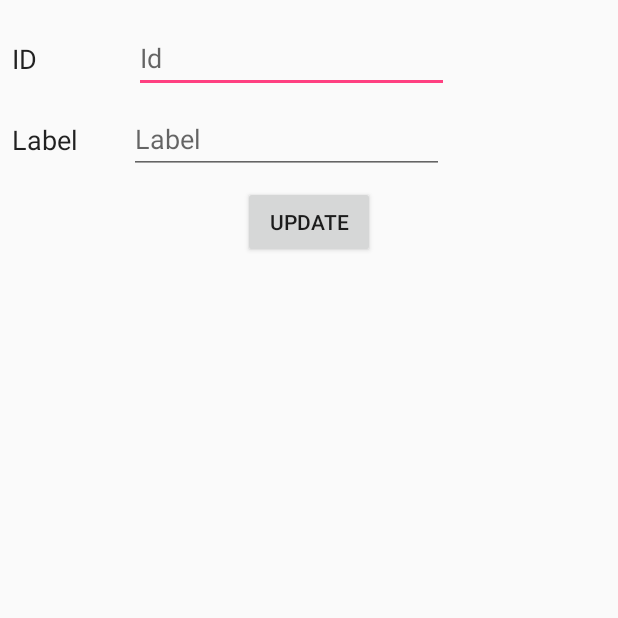
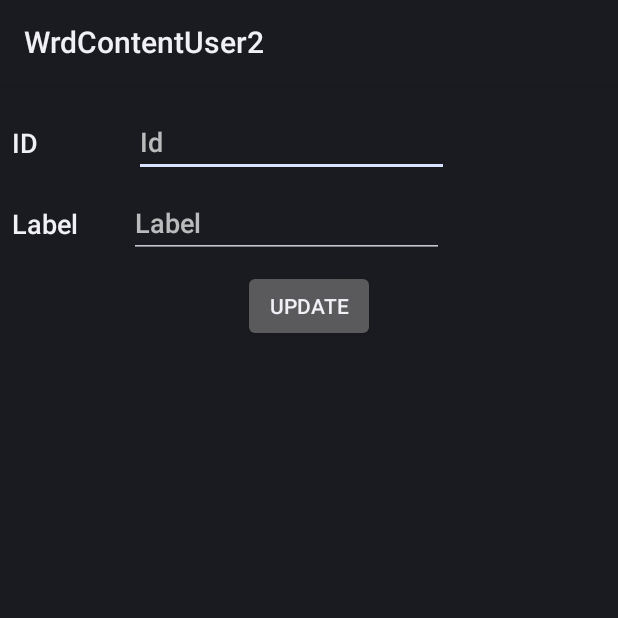
Before and after one commit to GitWrd/WrdContentUser2, an Android app: the screen it shows after launch (MainActivity), on a phone screen of 412 x 824 dp, the top half of it. Run offline under Robolectric (Android 15) with nearby library versions, the phone set to English and light mode, and no system bars; 2 statements that could not run were skipped.

Commit message:
Changed to default theme

```diff
--- a/app/src/main/res/values/styles.xml
+++ b/app/src/main/res/values/styles.xml
@@ -1,7 +1,7 @@
 <resources>
 
     <!-- Base application theme. -->
-    <style name="AppTheme" parent="Theme.AppCompat.Light.DarkActionBar">
+    <style name="AppTheme" parent="@android:style/Theme.DeviceDefault">
         <!-- Customize your theme here. -->
         <item name="colorPrimary">@color/colorPrimary</item>
         <item name="colorPrimaryDark">@color/colorPrimaryDark</item>
```
